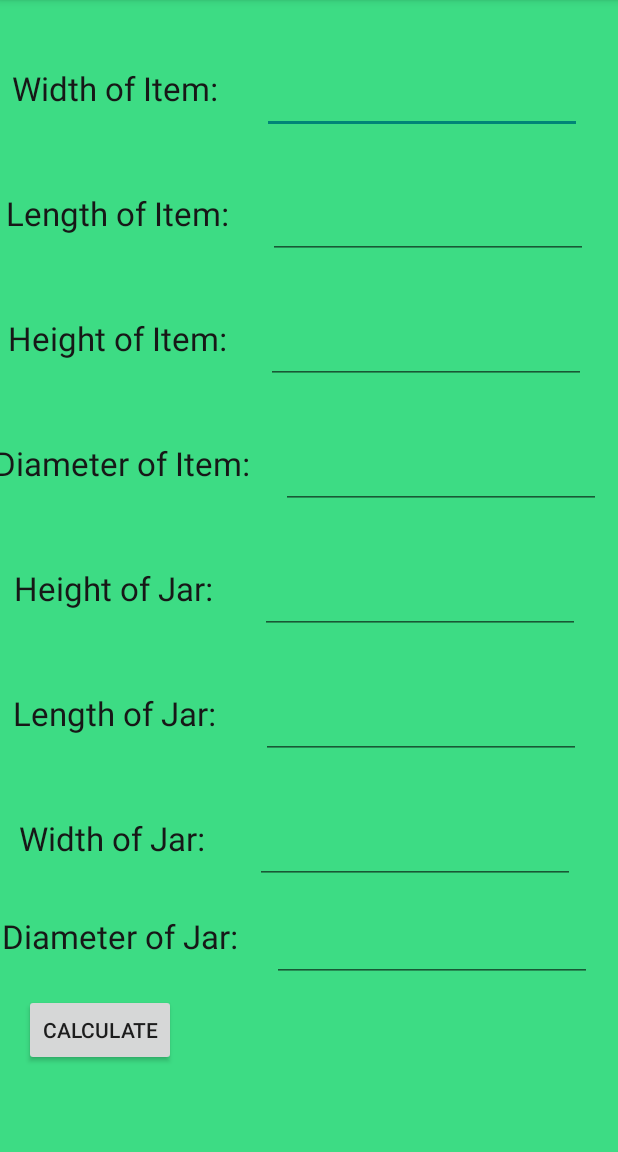
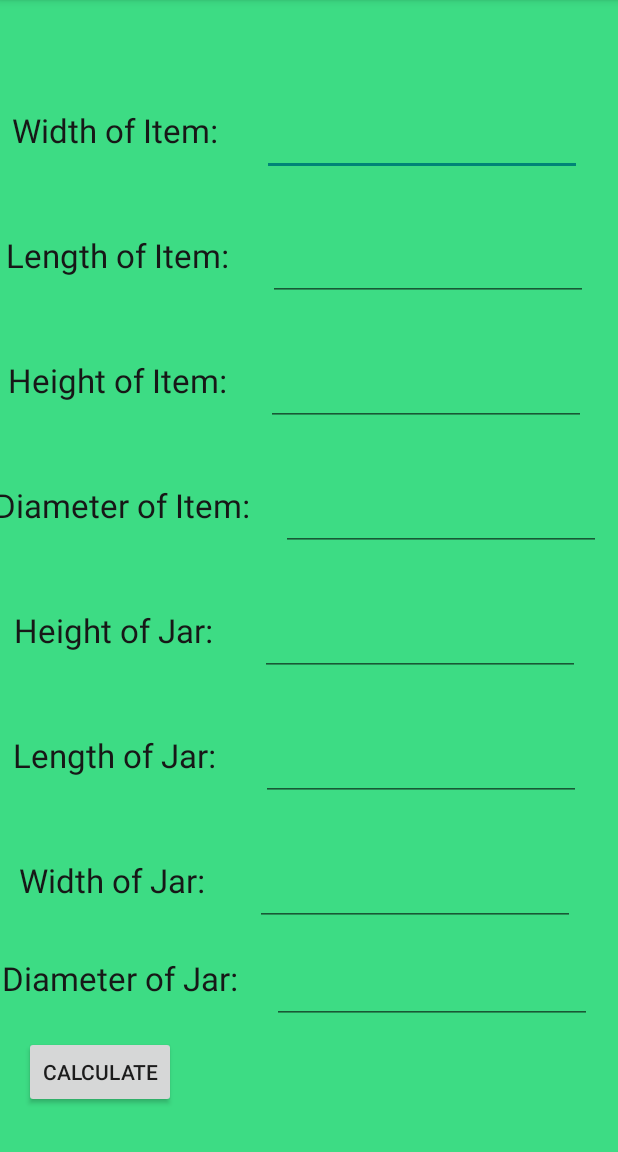
Before and after one commit to shama2025/ItemsInAJar, an Android app built with Jetpack Compose: the SpherePackActivity screen opened directly, with no data from a screen before it, on a phone screen of 412 x 824 dp, the part 84-1236 px from its top. Run offline under Robolectric (Android 15) with nearby library versions, the phone set to English and light mode, and no system bars.

```diff
--- a/app/build.gradle.kts
+++ b/app/build.gradle.kts
@@ -12,7 +12,7 @@ android {
         applicationId = "com.mashaffer.myiteminjarestimator"
         minSdk = 24
         targetSdk = 34
-        versionCode = 2
+        versionCode = 3
         versionName = "1.0"
 
         testInstrumentationRunner = "androidx.test.runner.AndroidJUnitRunner"
@@ -52,6 +52,7 @@ dependencies {
     implementation(libs.androidx.material3)
     implementation(libs.androidx.appcompat)
     implementation(libs.androidx.constraintlayout)
+    implementation(libs.material)
     testImplementation(libs.junit)
     androidTestImplementation(libs.androidx.junit)
     androidTestImplementation(libs.androidx.espresso.core)
--- a/app/src/main/res/layout/sphere_packing_activity.xml
+++ b/app/src/main/res/layout/sphere_packing_activity.xml
@@ -14,7 +14,7 @@
         android:id="@+id/objWidthLabel"
         android:layout_width="wrap_content"
         android:layout_height="wrap_content"
-        android:layout_marginTop="100dp"
+        android:layout_marginTop="128dp"
         android:text="Width of Item: "
         android:textColor="#171717"
         android:textSize="22sp"
@@ -226,16 +226,5 @@
         app:layout_constraintStart_toStartOf="parent"
         app:layout_constraintTop_toBottomOf="@+id/jarDiameterInput" />
 
-    <TextView
-        android:id="@+id/solutionTextView"
-        android:layout_width="340dp"
-        android:layout_height="47dp"
-        android:layout_marginTop="16dp"
-        android:textColor="#0D0C0C"
-        android:textSize="26sp"
-        app:layout_constraintEnd_toEndOf="parent"
-        app:layout_constraintHorizontal_bias="0.084"
-        app:layout_constraintStart_toStartOf="parent"
-        app:layout_constraintTop_toBottomOf="@+id/calcBtn" />
 
 </androidx.constraintlayout.widget.ConstraintLayout>
--- a/gradle/libs.versions.toml
+++ b/gradle/libs.versions.toml
@@ -10,6 +10,7 @@ activityCompose = "1.10.0"
 composeBom = "2024.04.01"
 appcompat = "1.7.0"
 constraintlayout = "2.2.1"
+material = "1.12.0"
 
 [libraries]
 androidx-core-ktx = { group = "androidx.core", name = "core-ktx", version.ref = "coreKtx" }
@@ -28,6 +29,7 @@ androidx-ui-test-junit4 = { group = "androidx.compose.ui", name = "ui-test-junit
 androidx-material3 = { group = "androidx.compose.material3", name = "material3" }
 androidx-appcompat = { group = "androidx.appcompat", name = "appcompat", version.ref = "appcompat" }
 androidx-constraintlayout = { group = "androidx.constraintlayout", name = "constraintlayout", version.ref = "constraintlayout" }
+material = { group = "com.google.android.material", name = "material", version.ref = "material" }
 
 [plugins]
 android-application = { id = "com.android.application", version.ref = "agp" }
```
Also changed, not shown: app/src/main/java/com/mashaffer/myiteminjarestimator/SpherePackActivity.kt (+28 -3 lines), app/src/main/res/layout/item_count.xml (added, +22 -0 lines).
